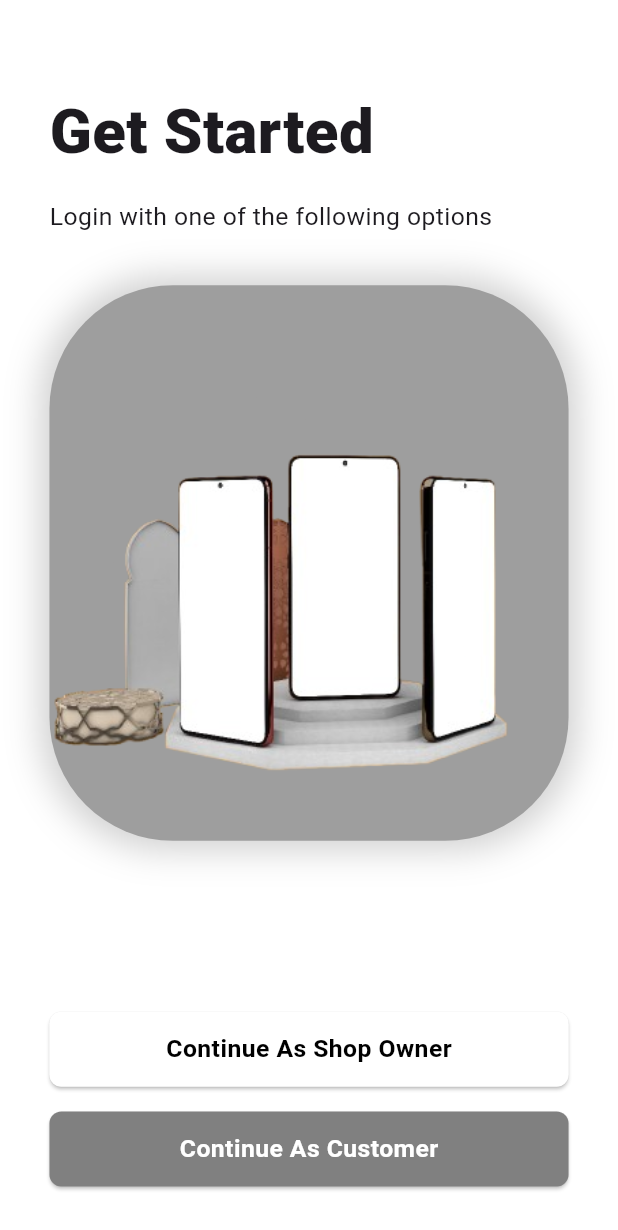
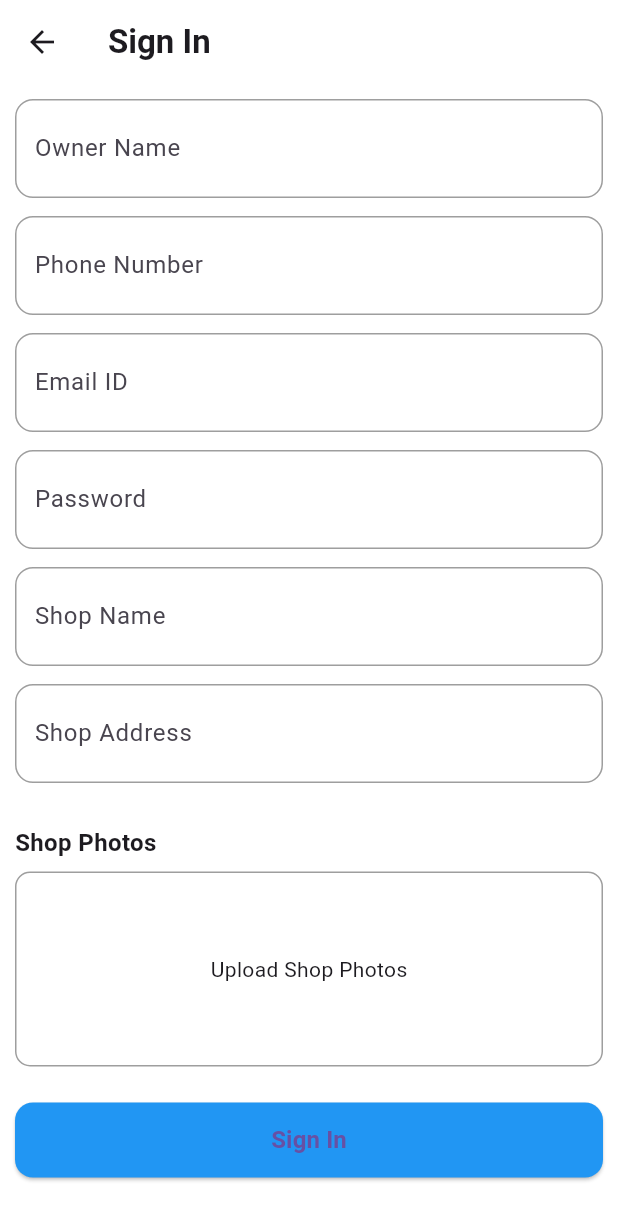
Before and after one commit to umeshsachala/MobiSell, a Flutter app: the GetStartedView screen opened by its route, after a tap on "Continue As Shop Owner", on a phone screen of 412 x 824 dp. Shown: the top 1230 px of the screen. Run offline on Flutter 3.47's test engine with Material 3 defaults, Android fonts, the light colour scheme and no system bars; our stand-ins replace another_flushbar, carousel_slider, google_fonts, image_picker.

Commit message:
sign in and onbonding screen

```diff
--- a/lib/screens/Onboarding/onboarding_screen.dart
+++ b/lib/screens/Onboarding/onboarding_screen.dart
@@ -78,7 +78,7 @@ class _OnboardingScreenState extends State<OnboardingScreen> {
               },
               options: CarouselOptions(
                 height: 500,
-                autoPlay: true,
+                autoPlay: false,
                 enlargeCenterPage: true,
                 onPageChanged: (index, reason) {
                   setState(() {
@@ -92,7 +92,7 @@ class _OnboardingScreenState extends State<OnboardingScreen> {
             mainAxisAlignment: MainAxisAlignment.center,
             children: List.generate(images.length, (index) {
               return AnimatedContainer(
-                duration: Duration(milliseconds: 300),
+                duration: Duration(milliseconds: 20),
                 margin: EdgeInsets.symmetric(horizontal: 4),
                 width: _currentIndex == index ? 14 : 8,
                 height: 8,
--- a/lib/screens/get_started/get_started_view.dart
+++ b/lib/screens/get_started/get_started_view.dart
@@ -4,6 +4,9 @@ import 'package:mobisell/utils/app_strings/app_strings.dart';
 import 'package:mobisell/utils/local_images/local_images.dart';
 import 'package:mobisell/utils/text_style/text_style.dart';
 import 'package:mobisell/utils/common_widgets/common_button.dart';
+
+import '../../core/navigation/navigator.dart' show Navigation;
+import '../signin/sign_in_view.dart' show ShopOwnerSignIn;
 
 class GetStartedView extends StatelessWidget {
   const GetStartedView({super.key});
@@ -75,7 +78,9 @@ class GetStartedView extends StatelessWidget {
                       textColor: AppColors.black,
                       fontSize: size.width * 0.04,
                       fontWeight: FontWeight.w600,
-                      onPressed: () {},
+                      onPressed: () {
+                        Navigation.pushReplacement(context!,  ShopOwnerSignIn());
+                      },
                     ),
                     SizedBox(height: size.height * 0.02),
                     CommonButton(
--- /dev/null
+++ b/lib/screens/signin/sign_in_view.dart
@@ -0,0 +1,230 @@
+import 'dart:io';
+import 'package:flutter/material.dart';
+import 'package:image_picker/image_picker.dart';
+
+class ShopOwnerSignIn extends StatefulWidget {
+  @override
+  _ShopOwnerSignInState createState() => _ShopOwnerSignInState();
+}
+
+class _ShopOwnerSignInState extends State<ShopOwnerSignIn> {
+  final _formKey = GlobalKey<FormState>();
+  final TextEditingController _nameController = TextEditingController();
+  final TextEditingController _phoneController = TextEditingController();
+  final TextEditingController _emailController = TextEditingController();
+  final TextEditingController _passwordController = TextEditingController();
+  final TextEditingController _shopNameController = TextEditingController();
+  final TextEditingController _shopAddressController = TextEditingController();
+
+  final ImagePicker _picker = ImagePicker();
+  List<File> _shopPhotos = [];
+
+  Future<void> _pickImages(ImageSource source) async {
+    final pickedFiles = await _picker.pickMultiImage(imageQuality: 80);
+
+    if (pickedFiles != null) {
+      setState(() {
+        if (_shopPhotos.length + pickedFiles.length <= 6) {
+          _shopPhotos.addAll(pickedFiles.map((file) => File(file.path)));
+        } else {
+          ScaffoldMessenger.of(context).showSnackBar(
+            SnackBar(content: Text("You can select up to 6 images only!")),
+          );
+        }
+      });
+    }
+  }
+
+  void _showImagePicker() {
+    showModalBottomSheet(
+      context: context,
+      builder: (context) => Container(
+        padding: EdgeInsets.all(10),
+        height: 180,
+        child: Column(
+          children: [
+            Text("Choose Image Source", style: TextStyle(fontSize: 16, fontWeight: FontWeight.bold)),
+            ListTile(
+              leading: Icon(Icons.camera_alt),
+              title: Text("Camera"),
+              onTap: () async {
+                Navigator.pop(context);
+                final pickedFile = await _picker.pickImage(source: ImageSource.camera, imageQuality: 80);
+                if (pickedFile != null) {
+                  setState(() {
+                    if (_shopPhotos.length < 6) {
+                      _shopPhotos.add(File(pickedFile.path));
+                    } else {
+                      ScaffoldMessenger.of(context).showSnackBar(
+                        SnackBar(content: Text("You can select up to 6 images only!")),
+                      );
+                    }
+                  });
+                }
+              },
+            ),
+            ListTile(
+              leading: Icon(Icons.image),
+              title: Text("Gallery"),
+              onTap: () {
+                Navigator.pop(context);
+                _pickImages(ImageSource.gallery);
+              },
+            ),
+          ],
+        ),
+      ),
+    );
+  }
+
+  void _deletePhoto(int index) {
+    setState(() {
+      _shopPhotos.removeAt(index);
+    });
+  }
+
+  void _submitForm() {
+    if (_formKey.currentState!.validate()) {
+      if (_shopPhotos.isEmpty) {
+        ScaffoldMessenger.of(context).showSnackBar(
+          SnackBar(content: Text("Please upload at least 1 shop photo")),
+        );
+        return;
+      }
+
+      print("Owner Name: ${_nameController.text}");
+      print("Phone: ${_phoneController.text}");
+      print("Email: ${_emailController.text}");
+      print("Shop Name: ${_shopNameController.text}");
+      print("Shop Address: ${_shopAddressController.text}");
+      print("Total Photos: ${_shopPhotos.length}");
+    }
+  }
+
+  Widget _buildTextField({required TextEditingController controller, required String label, bool isPassword = false, TextInputType? keyboardType}) {
+    return Container(
+      margin: EdgeInsets.only(bottom: 12),
+      padding: EdgeInsets.symmetric(horizontal: 12, vertical: 4),
+      decoration: BoxDecoration(
+        borderRadius: BorderRadius.circular(12),
+        border: Border.all(color: Colors.grey),
+      ),
+      child: TextFormField(
+        controller: controller,
+        keyboardType: keyboardType,
+        obscureText: isPassword,
+        decoration: InputDecoration(
+          labelText: label,
+          border: InputBorder.none,
+        ),
+        validator: (value) => value!.isEmpty ? "Enter $label" : null,
+      ),
+    );
+  }
+
+  @override
+  Widget build(BuildContext context) {
+    return Scaffold(
+      backgroundColor: Colors.white,
+      appBar: AppBar(
+        title: Text(
+          "Sign In",
+          style: TextStyle(fontWeight: FontWeight.bold),
+        ),
+        centerTitle: false,
+        backgroundColor: Colors.white,
+      ),
+      body: Padding(
+        padding: EdgeInsets.all(10.0),
+        child: Form(
+          key: _formKey,
+          child: SingleChildScrollView(
+            child: Column(
+              crossAxisAlignment: CrossAxisAlignment.start,
+              children: [
+                _buildTextField(controller: _nameController, label: "Owner Name"),
+                _buildTextField(controller: _phoneController, label: "Phone Number", keyboardType: TextInputType.phone),
+                _buildTextField(controller: _emailController, label: "Email ID", keyboardType: TextInputType.emailAddress),
+                _buildTextField(controller: _passwordController, label: "Password", isPassword: true),
+                _buildTextField(controller: _shopNameController, label: "Shop Name"),
+                _buildTextField(controller: _shopAddressController, label: "Shop Address"),
+
+                SizedBox(height: 16),
+                Text("Shop Photos", style: TextStyle(fontSize: 16, fontWeight: FontWeight.bold)),
+                SizedBox(height: 8),
+
+                GestureDetector(
+                  onTap: _showImagePicker,
+                  child: _shopPhotos.isEmpty
+                      ? Container(
+                    height: 130,
+                    width: double.infinity,
+                    decoration: BoxDecoration(
+                      border: Border.all(color: Colors.grey),
+                      borderRadius: BorderRadius.circular(10),
+                    ),
+                    child: Center(child: Text("Upload Shop Photos")),
+                  )
+                      : GridView.builder(
+                    shrinkWrap: true,
+                    physics: NeverScrollableScrollPhysics(),
+                    itemCount: _shopPhotos.length,
+                    gridDelegate: SliverGridDelegateWithFixedCrossAxisCount(
+                      crossAxisCount: 3,
+                      crossAxisSpacing: 8,
+                      mainAxisSpacing: 8,
+                    ),
+                    itemBuilder: (context, index) => Stack(
+                      children: [
+                        ClipRRect(
+                          borderRadius: BorderRadius.circular(10),
+                          child: Image.file(
+                            _shopPhotos[index],
+                            height: 100,
+                            width: 100,
+                            fit: BoxFit.cover,
+                          ),
+                        ),
+                        Positioned(
+                          top: 5,
+                          right: 5,
+                          child: GestureDetector(
+                            onTap: () => _deletePhoto(index),
+                            child: Container(
+                              padding: EdgeInsets.all(2),
+                              decoration: BoxDecoration(
+                                color: Colors.red,
+                                shape: BoxShape.circle,
+                              ),
+                              child: Icon(Icons.close, color: Colors.white, size: 18),
+                            ),
+                          ),
+                        ),
+                      ],
+                    ),
+                  ),
+                ),
+
+                SizedBox(height: 24),
+                SizedBox(
+                  width: double.maxFinite,
+                  height: 50,
+                  child: ElevatedButton(
+                    style: ElevatedButton.styleFrom(
+                      backgroundColor: Colors.blue,
+                      shape: RoundedRectangleBorder(
+                        borderRadius: BorderRadius.circular(12),
+                      ),
+                    ),
+                    onPressed: _submitForm,
+                    child: Text("Sign In", style: TextStyle(fontSize: 16, fontWeight: FontWeight.bold)),
+                  ),
+                ),
+              ],
+            ),
+          ),
+        ),
+      ),
+    );
+  }
+}
--- a/pubspec.yaml
+++ b/pubspec.yaml
@@ -39,6 +39,8 @@ dependencies:
   shared_preferences: ^2.2.3
   another_flushbar: ^1.12.30
   carousel_slider: ^5.0.0
+  image_picker: ^1.1.2
+  permission_handler: ^11.4.0
 
 
 dev_dependencies:
```
Also changed, not shown: lib/screens/signin/sign_in_model.dart (added, +20 -0 lines), pubspec.lock, 1 other file.
